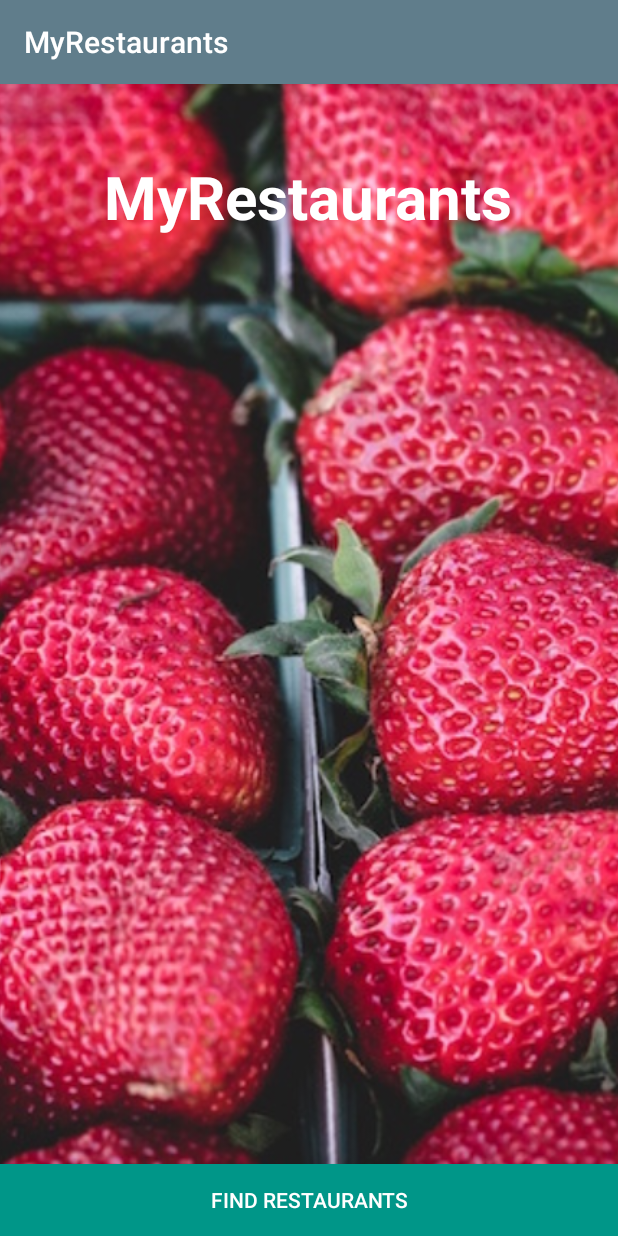
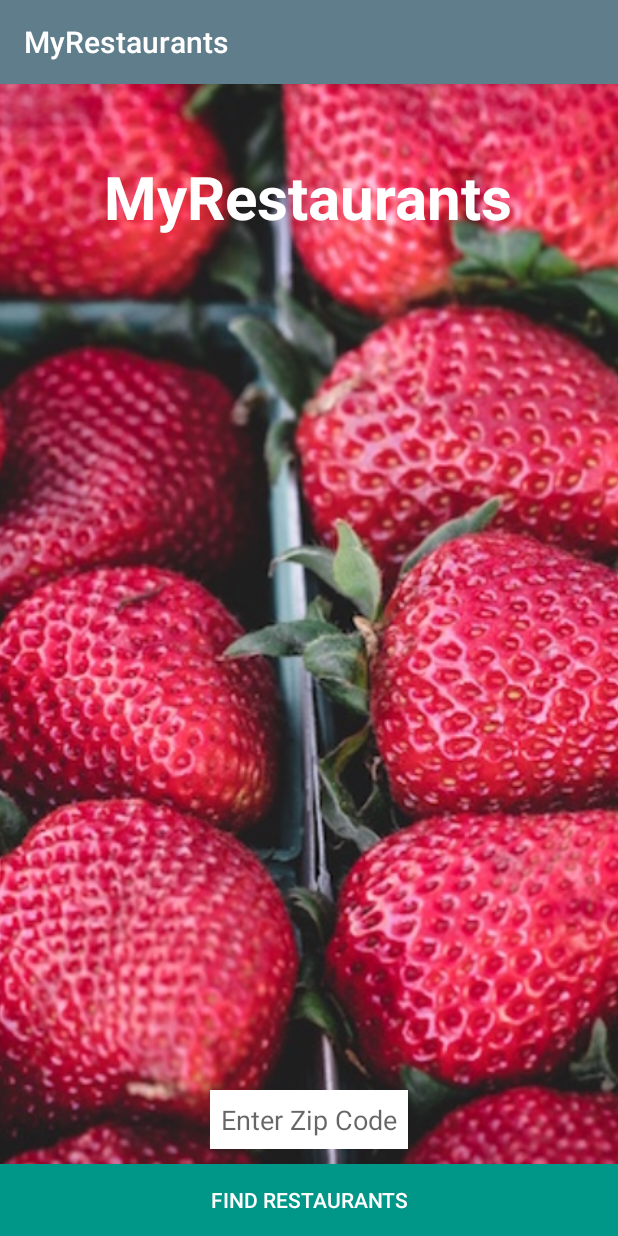
Before and after one commit to 10igeorge/android-myrestaurants, an Android app: the screen it shows after launch (MainActivity), on a phone screen of 412 x 824 dp. Run offline under Robolectric (Android 15) with nearby library versions, the phone set to English and light mode, and no system bars.

```diff
--- a/app/src/main/java/com/epicodus/myrestaurants/MainActivity.java
+++ b/app/src/main/java/com/epicodus/myrestaurants/MainActivity.java
@@ -5,19 +5,25 @@ import android.support.v7.app.AppCompatActivity;
 import android.os.Bundle;
 import android.view.View;
 import android.widget.Button;
+import android.widget.EditText;
 
 public class MainActivity extends AppCompatActivity {
+    public static final String TAG = MainActivity.class.getSimpleName();
     private Button mFindRestaurantsButton;
+    private EditText mLocationEditText;
 
     @Override
     protected void onCreate(Bundle savedInstanceState) {
         super.onCreate(savedInstanceState);
         setContentView(R.layout.activity_main);
 
+        mLocationEditText = (EditText) findViewById(R.id.locationEditText);
         mFindRestaurantsButton = (Button) findViewById(R.id.findRestaurantsButton);
         mFindRestaurantsButton.setOnClickListener(new View.OnClickListener() {
             @Override
             public void onClick(View v) {
+                String location = mLocationEditText.getText().toString();
+                Log.d(TAG,location);
                 Intent intent = new Intent(MainActivity.this, RestaurantsActivity.class);
                 startActivity(intent);
             }
--- a/app/src/main/res/layout/activity_main.xml
+++ b/app/src/main/res/layout/activity_main.xml
@@ -35,4 +35,15 @@
         android:background="@color/colorAccent"
         android:textColor="#ffffff" />
 
+    <EditText
+        android:layout_width="wrap_content"
+        android:layout_height="wrap_content"
+        android:id="@+id/locationEditText"
+        android:layout_above="@+id/findRestaurantsButton"
+        android:background="#ffffff"
+        android:hint="Enter Zip Code"
+        android:padding="7dp"
+        android:layout_marginBottom="10dp"
+        android:layout_centerHorizontal="true" />
+
 </RelativeLayout>
```
